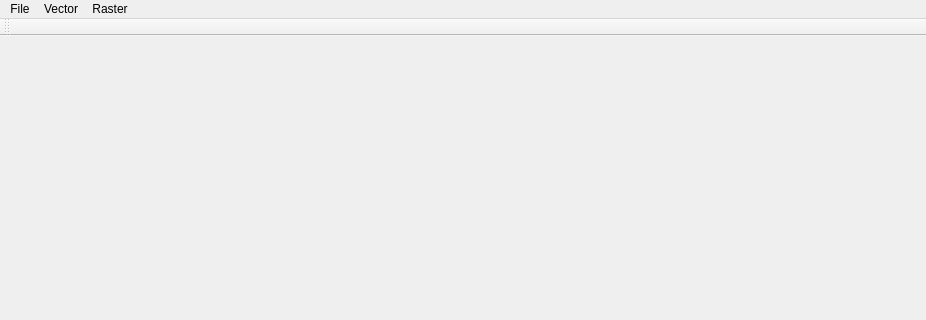
Before: the Qt Designer form qgis_dev/qgis_dev.ui in MrJGao/qgis_dev, drawn with Qt 5; both pictures show x 0 to 926 and y 0 to 320 of the 926 by 580 pixel window.
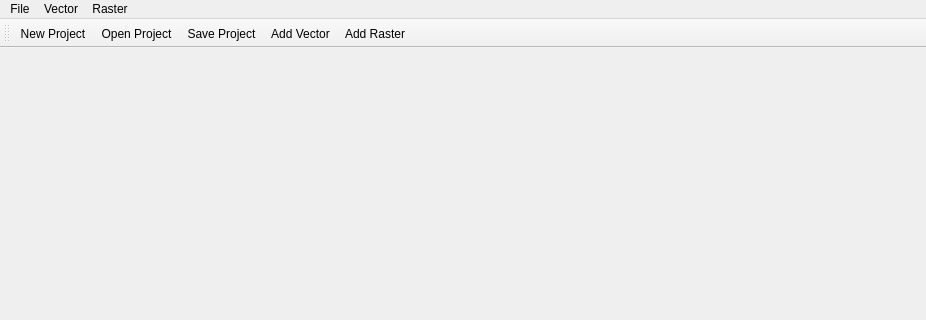
After: the same form once the commit is applied. Icons and pictures are not drawn.

Patch:
```diff
--- a/qgis_dev/qgis_dev.ui
+++ b/qgis_dev/qgis_dev.ui
@@ -13,6 +13,22 @@
   <property name="windowTitle">
    <string>qgis_dev</string>
   </property>
+  <property name="windowIcon">
+   <iconset resource="Resources/images/images.qrc">
+    <normaloff>:/images/icons/qgis-icon-60x60.png</normaloff>:/images/icons/qgis-icon-60x60.png</iconset>
+  </property>
+  <property name="autoFillBackground">
+   <bool>true</bool>
+  </property>
+  <property name="toolButtonStyle">
+   <enum>Qt::ToolButtonIconOnly</enum>
+  </property>
+  <property name="animated">
+   <bool>true</bool>
+  </property>
+  <property name="documentMode">
+   <bool>false</bool>
+  </property>
   <widget class="QWidget" name="centralWidget"/>
   <widget class="QMenuBar" name="menuBar">
    <property name="geometry">
@@ -55,6 +71,11 @@
    <attribute name="toolBarBreak">
     <bool>false</bool>
    </attribute>
+   <addaction name="actionNew_Project"/>
+   <addaction name="actionOpen_Project"/>
+   <addaction name="actionSave_Project"/>
+   <addaction name="actionAdd_Vector"/>
+   <addaction name="actionAdd_Raster"/>
   </widget>
   <widget class="QStatusBar" name="statusBar"/>
   <action name="actionOpen_Project">
@@ -82,6 +103,15 @@
     <string>Add Raster</string>
    </property>
   </action>
+  <action name="actionNew_Project">
+   <property name="icon">
+    <iconset resource="Resources/images/images.qrc">
+     <normaloff>:/images/themes/default/mActionNewComposer.svg</normaloff>:/images/themes/default/mActionNewComposer.svg</iconset>
+   </property>
+   <property name="text">
+    <string>New Project</string>
+   </property>
+  </action>
  </widget>
  <layoutdefault spacing="6" margin="11"/>
  <resources>
```
Left out of the diff: 28 changed lines with no effect on the pictures.
